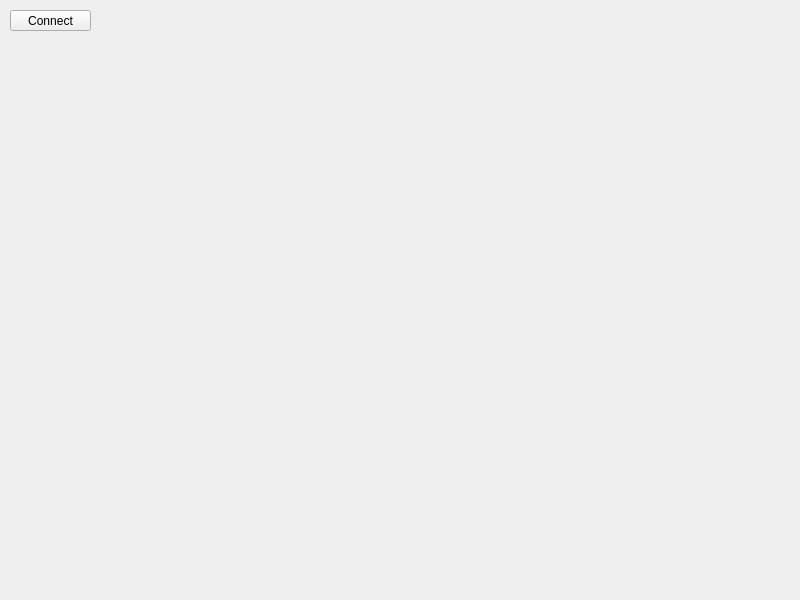
Team-Pinpoint/skydel-plug-ins, file examples/ublox_receiver_plugin/ublox_receiver_view.ui: the form before one commit.
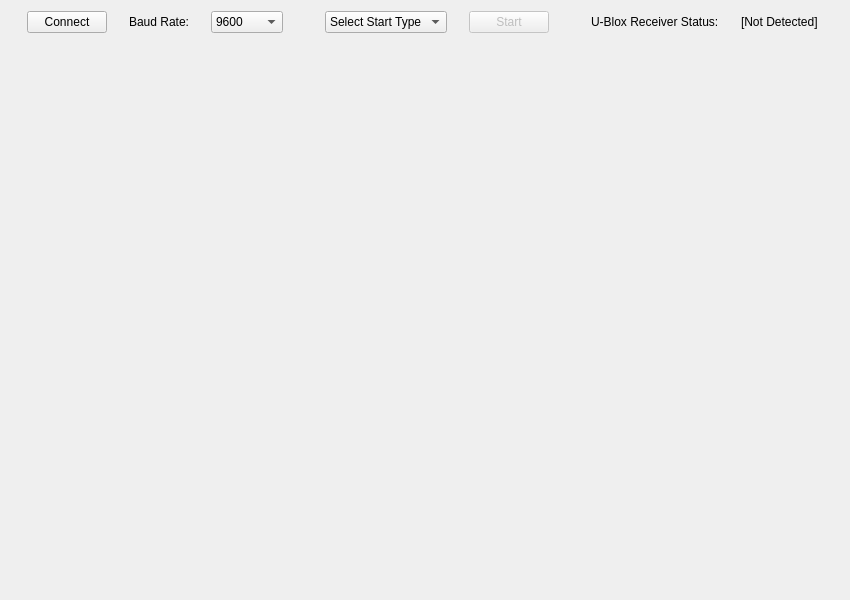
The form after the commit. Custom widgets are drawn as their Qt base class.

What changed in the file:
```diff
--- a/examples/ublox_receiver_plugin/ublox_receiver_view.ui
+++ b/examples/ublox_receiver_plugin/ublox_receiver_view.ui
@@ -6,48 +6,223 @@
    <rect>
     <x>0</x>
     <y>0</y>
-    <width>800</width>
+    <width>850</width>
     <height>600</height>
    </rect>
   </property>
   <property name="windowTitle">
    <string>UbloxReceiverView</string>
   </property>
-  <widget class="StartReceiverView" name="startReceiverView" native="true">
-   <property name="geometry">
-    <rect>
-     <x>110</x>
-     <y>0</y>
-     <width>519</width>
-     <height>43</height>
-    </rect>
-   </property>
-  </widget>
-  <widget class="QPushButton" name="connectReceiverButton">
-   <property name="geometry">
-    <rect>
-     <x>10</x>
-     <y>10</y>
-     <width>81</width>
-     <height>21</height>
-    </rect>
-   </property>
-   <property name="toolTip">
-    <string>Connect Receiver</string>
-   </property>
-   <property name="text">
-    <string>Connect</string>
-   </property>
-  </widget>
+  <layout class="QGridLayout" name="gridLayout">
+   <item row="0" column="1">
+    <widget class="QLabel" name="baudRateLabel">
+     <property name="sizePolicy">
+      <sizepolicy hsizetype="Fixed" vsizetype="Fixed">
+       <horstretch>0</horstretch>
+       <verstretch>0</verstretch>
+      </sizepolicy>
+     </property>
+     <property name="text">
+      <string>Baud Rate:</string>
+     </property>
+     <property name="alignment">
+      <set>Qt::AlignRight|Qt::AlignTrailing|Qt::AlignVCenter</set>
+     </property>
+    </widget>
+   </item>
+   <item row="1" column="0">
+    <spacer name="verticalSpacer">
+     <property name="orientation">
+      <enum>Qt::Vertical</enum>
+     </property>
+     <property name="sizeHint" stdset="0">
+      <size>
+       <width>20</width>
+       <height>40</height>
+      </size>
+     </property>
+    </spacer>
+   </item>
+   <item row="0" column="8">
+    <widget class="QLabel" name="receiverStatusLabel">
+     <property name="sizePolicy">
+      <sizepolicy hsizetype="Fixed" vsizetype="Fixed">
+       <horstretch>0</horstretch>
+       <verstretch>0</verstretch>
+      </sizepolicy>
+     </property>
+     <property name="text">
+      <string>[Not Detected]</string>
+     </property>
+    </widget>
+   </item>
+   <item row="0" column="3">
+    <spacer name="spacer">
+     <property name="orientation">
+      <enum>Qt::Horizontal</enum>
+     </property>
+     <property name="sizeType">
+      <enum>QSizePolicy::Fixed</enum>
+     </property>
+     <property name="sizeHint" stdset="0">
+      <size>
+       <width>20</width>
+       <height>20</height>
+      </size>
+     </property>
+    </spacer>
+   </item>
+   <item row="0" column="6">
+    <spacer name="horizontalSpacer_2">
+     <property name="orientation">
+      <enum>Qt::Horizontal</enum>
+     </property>
+     <property name="sizeType">
+      <enum>QSizePolicy::Fixed</enum>
+     </property>
+     <property name="sizeHint" stdset="0">
+      <size>
+       <width>20</width>
+       <height>20</height>
+      </size>
+     </property>
+    </spacer>
+   </item>
+   <item row="0" column="4">
+    <widget class="QComboBox" name="startTypeSelect">
+     <property name="sizePolicy">
+      <sizepolicy hsizetype="Fixed" vsizetype="Fixed">
+       <horstretch>0</horstretch>
+       <verstretch>0</verstretch>
+      </sizepolicy>
+     </property>
+     <item>
+      <property name="text">
+       <string>Select Start Type</string>
+      </property>
+     </item>
+     <item>
+      <property name="text">
+       <string>Cold</string>
+      </property>
+     </item>
+     <item>
+      <property name="text">
+       <string>Warm</string>
+      </property>
+     </item>
+     <item>
+      <property name="text">
+       <string>Hot</string>
+      </property>
+     </item>
+    </widget>
+   </item>
+   <item row="0" column="5">
+    <widget class="QPushButton" name="startButton">
+     <property name="enabled">
+      <bool>false</bool>
+     </property>
+     <property name="sizePolicy">
+      <sizepolicy hsizetype="Fixed" vsizetype="Fixed">
+       <horstretch>0</horstretch>
+       <verstretch>0</verstretch>
+      </sizepolicy>
+     </property>
+     <property name="text">
+      <string>Start</string>
+     </property>
+    </widget>
+   </item>
+   <item row="0" column="0">
+    <widget class="QPushButton" name="connectReceiverButton">
+     <property name="sizePolicy">
+      <sizepolicy hsizetype="Fixed" vsizetype="Fixed">
+       <horstretch>0</horstretch>
+       <verstretch>0</verstretch>
+      </sizepolicy>
+     </property>
+     <property name="toolTip">
+      <string>Connect Receiver</string>
+     </property>
+     <property name="text">
+      <string>Connect</string>
+     </property>
+    </widget>
+   </item>
+   <item row="0" column="7">
+    <widget class="QLabel" name="receiverLabel">
+     <property name="sizePolicy">
+      <sizepolicy hsizetype="Fixed" vsizetype="Fixed">
+       <horstretch>0</horstretch>
+       <verstretch>0</verstretch>
+      </sizepolicy>
+     </property>
+     <property name="text">
+      <string>U-Blox Receiver Status:</string>
+     </property>
+    </widget>
+   </item>
+   <item row="0" column="2">
+    <widget class="QComboBox" name="baudRateSelect">
+     <property name="sizePolicy">
+      <sizepolicy hsizetype="Fixed" vsizetype="Fixed">
+       <horstretch>0</horstretch>
+       <verstretch>0</verstretch>
+      </sizepolicy>
+     </property>
+     <property name="currentIndex">
+      <number>3</number>
+     </property>
+     <item>
+      <property name="text">
+       <string>1200</string>
+      </property>
+     </item>
+     <item>
+      <property name="text">
+       <string>2400</string>
+      </property>
+     </item>
+     <item>
+      <property name="text">
+       <string>4800</string>
+      </property>
+     </item>
+     <item>
+      <property name="text">
+       <string>9600</string>
+      </property>
+     </item>
+     <item>
+      <property name="text">
+       <string>19200</string>
+      </property>
+     </item>
+     <item>
+      <property name="text">
+       <string>38400</string>
+      </property>
+     </item>
+     <item>
+      <property name="text">
+       <string>57600</string>
+      </property>
+     </item>
+     <item>
+      <property name="text">
+       <string>115200</string>
+      </property>
+     </item>
+     <item>
+      <property name="text">
+       <string>460800</string>
+      </property>
+     </item>
+    </widget>
+   </item>
+  </layout>
  </widget>
- <customwidgets>
-  <customwidget>
-   <class>StartReceiverView</class>
-   <extends>QWidget</extends>
-   <header location="global">start_receiver_view.h</header>
-   <container>1</container>
-  </customwidget>
- </customwidgets>
  <resources/>
  <connections/>
 </ui>
```
